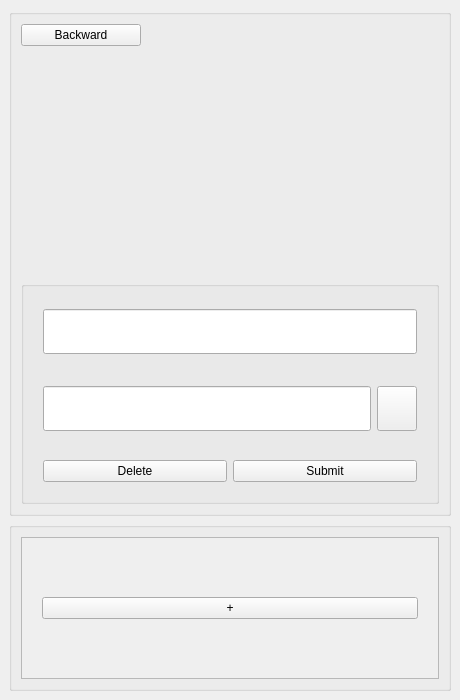
The window that listsetsmall.ui (454270186/XJCO2811_UserInterface) describes before a commit, drawn with Qt 5.
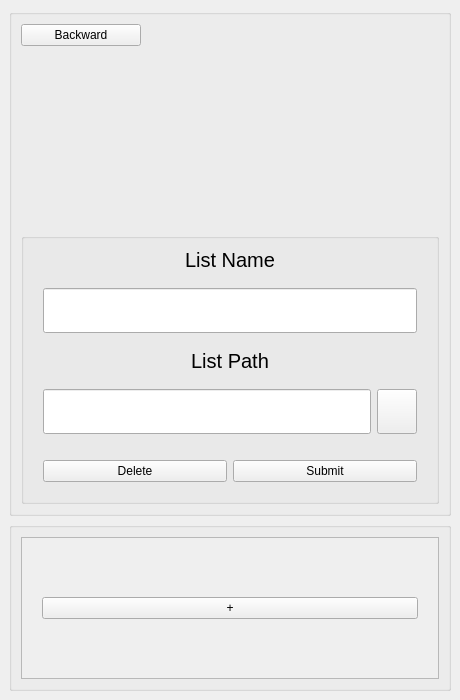
The same window after the commit.

Commit message: feat: added head labels of forms.

The edit to the form file:
```diff
--- a/listsetsmall.ui
+++ b/listsetsmall.ui
@@ -64,7 +64,25 @@
        </item>
        <item>
         <widget class="QGroupBox" name="groupBox_form">
-         <layout class="QVBoxLayout" name="verticalLayout_form" stretch="3,3,0">
+         <layout class="QVBoxLayout" name="verticalLayout_form" stretch="3,3,3,3,2">
+          <item>
+           <widget class="QLabel" name="label_name">
+            <property name="font">
+             <font>
+              <pointsize>15</pointsize>
+             </font>
+            </property>
+            <property name="text">
+             <string>List Name</string>
+            </property>
+            <property name="textFormat">
+             <enum>Qt::AutoText</enum>
+            </property>
+            <property name="alignment">
+             <set>Qt::AlignCenter</set>
+            </property>
+           </widget>
+          </item>
           <item>
            <widget class="QWidget" name="widget_name" native="true">
             <layout class="QHBoxLayout" name="horizontalLayout_3">
@@ -99,6 +117,21 @@
             </layout>
            </widget>
           </item>
+          <item>
+           <widget class="QLabel" name="label_path">
+            <property name="font">
+             <font>
+              <pointsize>15</pointsize>
+             </font>
+            </property>
+            <property name="text">
+             <string>List Path</string>
+            </property>
+            <property name="alignment">
+             <set>Qt::AlignCenter</set>
+            </property>
+           </widget>
+          </item>
           <item>
            <widget class="QWidget" name="widget_path" native="true">
             <property name="maximumSize">
```
The commit also changes 1 other file.
